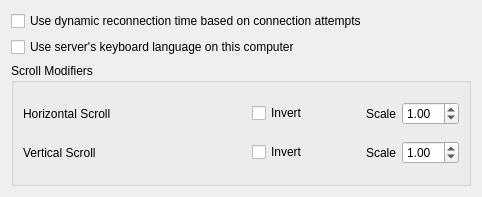
Old version of the form src/lib/gui/dialogs/ClientConfigDialog.ui in the repository Kibra2025/FlowPlus.
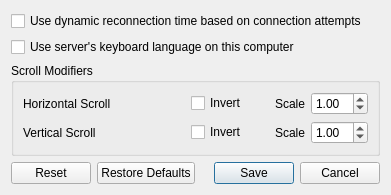
New version of the form.

Diff of the .ui file:
```diff
--- a/src/lib/gui/dialogs/ClientConfigDialog.ui
+++ b/src/lib/gui/dialogs/ClientConfigDialog.ui
@@ -6,8 +6,8 @@
    <rect>
     <x>0</x>
     <y>0</y>
-    <width>482</width>
-    <height>197</height>
+    <width>391</width>
+    <height>176</height>
    </rect>
   </property>
   <property name="sizePolicy">
@@ -164,6 +164,16 @@
      </layout>
     </widget>
    </item>
+   <item>
+    <widget class="QDialogButtonBox" name="buttonBox">
+     <property name="orientation">
+      <enum>Qt::Orientation::Horizontal</enum>
+     </property>
+     <property name="standardButtons">
+      <set>QDialogButtonBox::StandardButton::Cancel|QDialogButtonBox::StandardButton::Reset|QDialogButtonBox::StandardButton::RestoreDefaults|QDialogButtonBox::StandardButton::Save</set>
+     </property>
+    </widget>
+   </item>
   </layout>
  </widget>
  <resources/>
```
